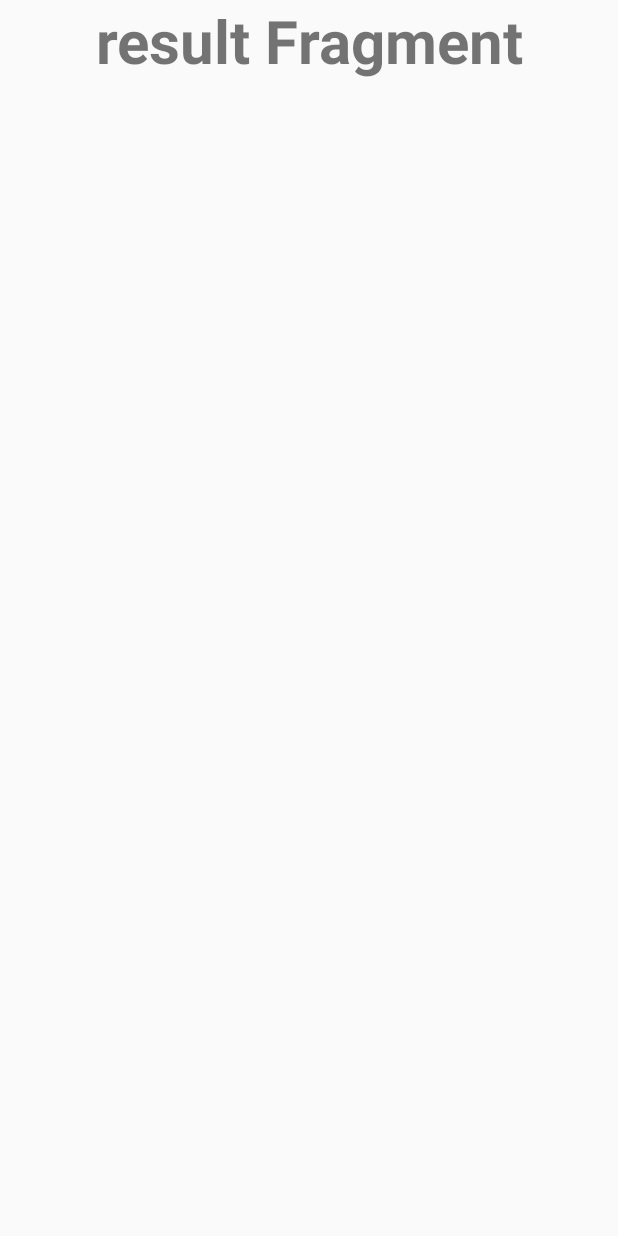
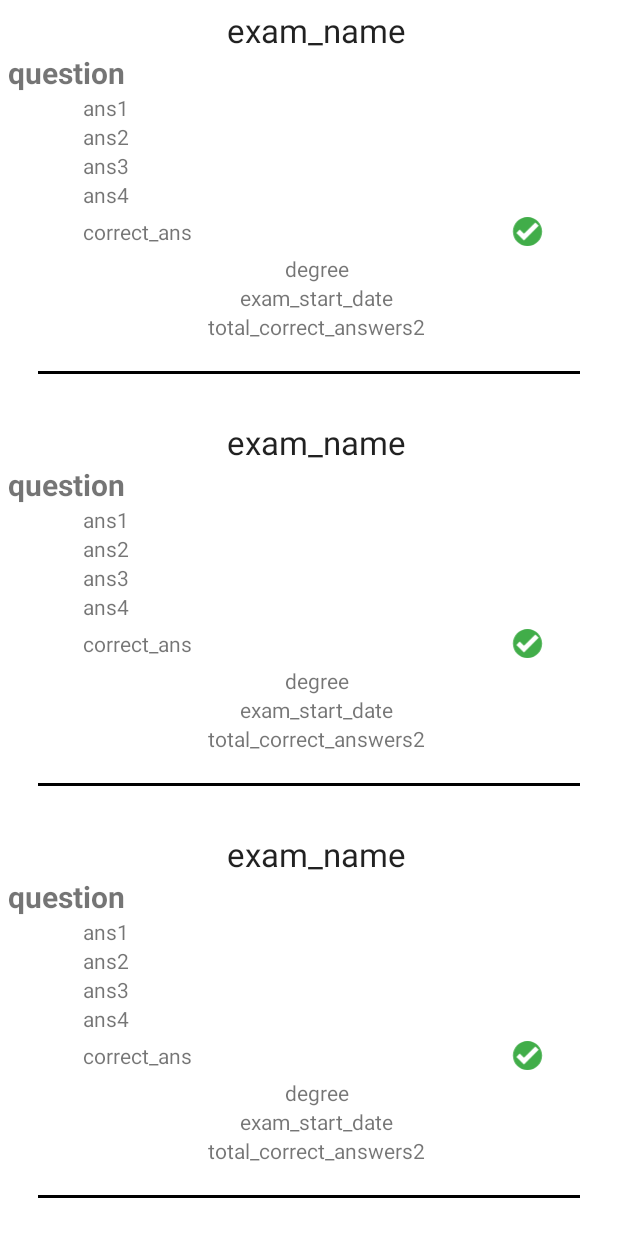
Before and after one commit to mohamedebrahim96/Quiz-App, an Android app: the layout result_fragment.xml on its own in the app's theme, with its tools: preview values and no code run, on a phone screen of 412 x 824 dp. Run offline under Robolectric (Android 15) with nearby library versions, the phone set to English and light mode, and no system bars.

Commit message:
new featres and enhancement

```diff
--- a/app/src/main/java/com/vacuum/app/metquiz/Fragments/ResultFragment.java
+++ b/app/src/main/java/com/vacuum/app/metquiz/Fragments/ResultFragment.java
@@ -163,7 +163,7 @@ public class ResultFragment extends Fragment {
             @Override
             public void run() {
                 Log.e("TAG","Set adabpter ================================");
-                LinearLayoutManager llm = new GridLayoutManager(mContext,3);
+                LinearLayoutManager llm = new LinearLayoutManager(mContext);
                 recyclerView.setLayoutManager(llm);
                 recyclerView.setAdapter(new ProductAdapter(products));
             }
--- a/app/src/main/java/com/vacuum/app/metquiz/MainActivity.java
+++ b/app/src/main/java/com/vacuum/app/metquiz/MainActivity.java
@@ -311,7 +311,7 @@ public class MainActivity extends AppCompatActivity {
         // name, website
 
         SharedPreferences prefs = getSharedPreferences(MY_PREFS_NAME, MODE_PRIVATE);
-        String name = prefs.getString("name", "@mohamedebrahim96");//"No name defined" is the default value.
+        String name = prefs.getString("fname", "@mohamedebrahim96");//"No name defined" is the default value.
         String email = prefs.getString("email", "ebrahimm132@gmail.com");
         String imageurl = prefs.getString("imageurl", "https://avatars2.githubusercontent.com/u/16405013?s=460&v=4");
         String cover = prefs.getString("cover", "defaultStringIfNothingFound");
@@ -519,7 +519,7 @@ public class MainActivity extends AppCompatActivity {
 
     private void log_out() {
         SharedPreferences preferences = getSharedPreferences(MY_PREFS_NAME, MODE_PRIVATE);
-        preferences.edit().remove("login_cardnumber").commit();
+        preferences.edit().remove("card_id").commit();
         startActivity(new Intent(MainActivity.this, SplashScreen.class));
     }
 
--- a/app/src/main/java/com/vacuum/app/metquiz/Splash/SignupFragment.java
+++ b/app/src/main/java/com/vacuum/app/metquiz/Splash/SignupFragment.java
@@ -125,7 +125,7 @@ public class SignupFragment extends Fragment implements View.OnClickListener{
                 email.getText().toString(),
                 password.getText().toString(),
                 fname.getText().toString(),
-                "",
+                "hh",
                 grade_id,
                 division_id
         ).enqueue(new Callback<User>() {
--- a/app/src/main/java/com/vacuum/app/metquiz/Splash/SplashScreen.java
+++ b/app/src/main/java/com/vacuum/app/metquiz/Splash/SplashScreen.java
@@ -43,7 +43,7 @@ public class SplashScreen extends AppCompatActivity {
 
     private void remmber_me() {
         prefs = mContext.getSharedPreferences(MY_PREFS_NAME, MODE_PRIVATE);
-        String remmber = prefs.getString("login_cardnumber",null);
+        String remmber = prefs.getString("card_id",null);
         if (remmber != null){
             Intent i = new Intent(mContext, MainActivity.class);
             startActivity(i);
--- a/app/src/main/java/com/vacuum/app/metquiz/Utils/MyDatabase.java
+++ b/app/src/main/java/com/vacuum/app/metquiz/Utils/MyDatabase.java
@@ -22,7 +22,7 @@ public abstract class MyDatabase extends RoomDatabase {
         @Override
         public void migrate(SupportSQLiteDatabase database) {
             database.execSQL("ALTER TABLE product "
-                    + " ADD COLUMN price INTEGER");
+                    + " ADD COLUMN total_correct_answers INTEGER");
 
             // enable flag to force update products
             MainActivity.get().setForceUpdate(true);
--- a/app/src/main/java/com/vacuum/app/metquiz/Utils/ProductDao.java
+++ b/app/src/main/java/com/vacuum/app/metquiz/Utils/ProductDao.java
@@ -20,8 +20,8 @@ public interface ProductDao {
     @Query("SELECT * FROM product")
     List<com.vacuum.app.metquiz.Model.Product> getAll();
 
-    @Query("SELECT * FROM product WHERE name LIKE :name LIMIT 1")
-    com.vacuum.app.metquiz.Model.Product findByName(String name);
+    @Query("SELECT * FROM product WHERE question LIKE :question LIMIT 1")
+    com.vacuum.app.metquiz.Model.Product findByName(String question);
 
     @Insert
     void insertAll(List<com.vacuum.app.metquiz.Model.Product> products);
@@ -31,4 +31,6 @@ public interface ProductDao {
 
     @Delete
     void delete(Product product);
+
+
 }
--- a/app/src/main/res/layout/nav_header_main.xml
+++ b/app/src/main/res/layout/nav_header_main.xml
@@ -31,7 +31,7 @@
 
         <TextView
             android:id="@+id/name"
-            android:layout_width="match_parent"
+            android:layout_width="wrap_content"
             android:layout_height="wrap_content"
             android:paddingTop="@dimen/nav_header_vertical_spacing"
             android:textAppearance="@style/TextAppearance.AppCompat.Body1" />
--- a/app/src/main/res/layout/recyclerview_item.xml
+++ b/app/src/main/res/layout/recyclerview_item.xml
@@ -2,19 +2,120 @@
 <LinearLayout xmlns:android="http://schemas.android.com/apk/res/android"
     android:layout_width="match_parent"
     android:layout_height="wrap_content"
+    android:padding="5dp"
     android:orientation="vertical">
 
-    <ImageView
-        android:id="@+id/product_image"
-        android:layout_width="wrap_content"
+    <TextView
+        android:id="@+id/exam_name"
+        android:layout_width="match_parent"
         android:layout_height="wrap_content"
-        android:layout_gravity="center_horizontal"
-        android:scaleType="centerCrop"/>
+        android:paddingLeft="10dp"
+        android:gravity="center"
+        style="@style/Base.TextAppearance.AppCompat.Large"
+        android:text="exam_name"
+        />
+    <TextView
+        android:id="@+id/question"
+        android:layout_width="match_parent"
+        android:layout_height="wrap_content"
+        android:text="question"
+        android:textSize="20sp"
+        android:textStyle="bold"
+        android:gravity="left" />
+    <LinearLayout
+        android:layout_width="match_parent"
+        android:orientation="vertical"
+        android:layout_marginLeft="40dp"
+        android:layout_marginRight="40dp"
+        android:layout_height="wrap_content">
+        <TextView
+            android:id="@+id/ans1"
+            android:layout_width="match_parent"
+            android:layout_height="wrap_content"
+            android:paddingLeft="10dp"
+            android:text="ans1"
+            />
+
+        <TextView
+            android:id="@+id/ans2"
+            android:layout_width="match_parent"
+            android:layout_height="wrap_content"
+            android:paddingLeft="10dp"
+            android:text="ans2"
+            />
+
+        <TextView
+            android:id="@+id/ans3"
+            android:layout_width="match_parent"
+            android:layout_height="wrap_content"
+            android:paddingLeft="10dp"
+            android:text="ans3"
+            />
+
+        <TextView
+            android:id="@+id/ans4"
+            android:layout_width="match_parent"
+            android:layout_height="wrap_content"
+            android:paddingLeft="10dp"
+            android:text="ans4"
+            />
+
+        <RelativeLayout
+            android:layout_width="match_parent"
+            android:layout_height="wrap_content"
+            >
+            <TextView
+                android:id="@+id/correct_ans"
+                android:layout_width="match_parent"
+                android:layout_height="wrap_content"
+                android:paddingLeft="10dp"
+                android:layout_centerVertical="true"
+                android:text="correct_ans"
+                />
+            <ImageView
+                android:layout_width="30dp"
+                android:layout_height="30dp"
+                android:layout_alignParentRight="true"
+                android:src="@drawable/if_tick_mark_dark_1398912"
+                />
+        </RelativeLayout>
+    </LinearLayout>
+
+
+
+
+
 
     <TextView
-        android:id="@+id/product_name"
+        android:id="@+id/degree"
         android:layout_width="match_parent"
         android:layout_height="wrap_content"
-        android:gravity="center" />
+        android:paddingLeft="10dp"
+        android:gravity="center"
+        android:text="degree"
+        />
+    <TextView
+        android:id="@+id/exam_start_date"
+        android:layout_width="match_parent"
+        android:layout_height="wrap_content"
+        android:paddingLeft="10dp"
+        android:gravity="center"
+        android:text="exam_start_date"
+        />
+    <TextView
+            android:id="@+id/total_correct_answers2"
+            android:layout_width="match_parent"
+            android:layout_height="wrap_content"
+            android:paddingLeft="10dp"
+                android:gravity="center"
+            android:text="total_correct_answers2"
+    />
 
+    <View
+        android:layout_width="match_parent"
+        android:layout_height="2dp"
+        android:background="@color/black"
+        android:padding="20dp"
+        android:layout_margin="20dp"
+        />
 </LinearLayout>
--- a/app/src/main/res/layout/result_fragment.xml
+++ b/app/src/main/res/layout/result_fragment.xml
@@ -6,18 +6,10 @@
     android:layout_height="match_parent"
     xmlns:tools="http://schemas.android.com/tools">
 
-    <TextView
-        android:layout_width="match_parent"
-        android:layout_height="wrap_content"
-        android:text="result Fragment"
-        android:textSize="40dp"
-        android:textStyle="bold"
-        android:gravity="center"
-        />
 
     <ExpandableListView
         android:id="@+id/expandableListView"
-        android:layout_height="match_parent"
+        android:layout_height="wrap_content"
         android:layout_width="match_parent"
         android:indicatorLeft="?android:attr/expandableListPreferredItemIndicatorLeft"
         android:divider="@android:color/darker_gray"
@@ -27,7 +19,7 @@
         android:id="@+id/recycler_view"
         android:layout_width="match_parent"
         android:layout_height="match_parent"
-        android:background="@android:color/darker_gray"
+        android:background="@android:color/white"
         tools:listitem="@layout/recyclerview_item" />
 
 </LinearLayout>
```
Also changed, not shown: app/src/main/java/com/vacuum/app/metquiz/Adapters/ProductAdapter.java (+23 -7 lines), app/src/main/java/com/vacuum/app/metquiz/Fragments/QuestionsFragment.java (+24 -15 lines), app/src/main/java/com/vacuum/app/metquiz/Model/Example.java (+37 -41 lines), app/src/main/java/com/vacuum/app/metquiz/Model/Product.java (+103 -18 lines), app/src/main/java/com/vacuum/app/metquiz/Model/QuestionModel.java (+9 -1 lines).
